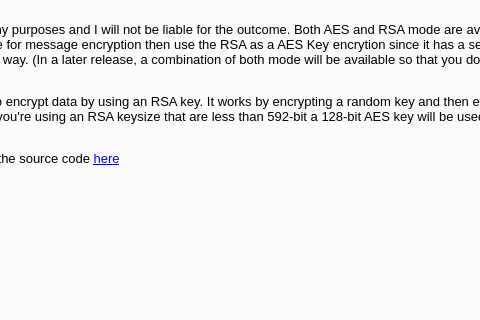
zhiyan114/SecureMessage, file src/TextSecure-QT/mainwindow.ui: the form before one commit; both pictures show x 204 to 684 and y 211 to 531 of the 855 by 641 pixel window.
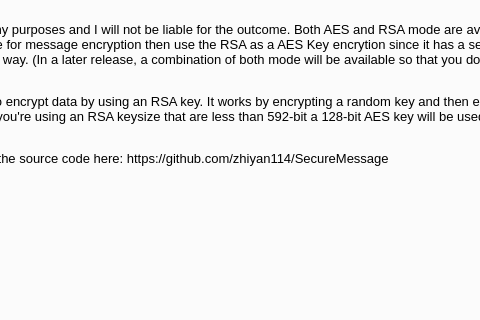
The form after the commit. The open tabs and pages were chosen to show the change.

```diff
--- a/src/TextSecure-QT/mainwindow.ui
+++ b/src/TextSecure-QT/mainwindow.ui
@@ -497,7 +497,7 @@
            <bool>false</bool>
           </property>
           <property name="text">
-           <string>&lt;html&gt;&lt;head/&gt;&lt;body&gt;&lt;p&gt;You may use the software for any purposes and I will not be liable for the outcome. Both AES and RSA mode are available. It is recommended to use AES mode for message encryption then use the RSA as a AES Key encrytion since it has a severe size limit and is not designed for that purpose either way. (In a later release, a combination of both mode will be available so that you do not need to store the AES Key and data seperately).&lt;/p&gt;&lt;p&gt;The AES/RSA is simply a way to encrypt data by using an RSA key. It works by encrypting a random key and then embed it with the data which is encrypted with AES. If you're using an RSA keysize that are less than 592-bit a 128-bit AES key will be used instead of 256-bit AES key.&lt;/p&gt;&lt;p&gt;&lt;span style=&quot; font-size:10pt;&quot;&gt;A software by &lt;/span&gt;&lt;span style=&quot; font-size:10pt; font-weight:600;&quot;&gt;zhiyan114&lt;/span&gt;&lt;span style=&quot; font-size:10pt;&quot;&gt;. View the source code &lt;/span&gt;&lt;a href=&quot;https://github.com/zhiyan114/SecureMessage&quot;&gt;&lt;span style=&quot; font-size:10pt; text-decoration: underline; color:#0000ff;&quot;&gt;here&lt;/span&gt;&lt;/a&gt;&lt;/p&gt;&lt;/body&gt;&lt;/html&gt;</string>
+           <string>&lt;html&gt;&lt;head/&gt;&lt;body&gt;&lt;p&gt;You may use the software for any purposes and I will not be liable for the outcome. Both AES and RSA mode are available. It is recommended to use AES mode for message encryption then use the RSA as a AES Key encrytion since it has a severe size limit and is not designed for that purpose either way. (In a later release, a combination of both mode will be available so that you do not need to store the AES Key and data seperately).&lt;/p&gt;&lt;p&gt;The AES/RSA is simply a way to encrypt data by using an RSA key. It works by encrypting a random key and then embed it with the data which is encrypted with AES. If you're using an RSA keysize that are less than 592-bit a 128-bit AES key will be used instead of 256-bit AES key.&lt;/p&gt;&lt;p&gt;A software by &lt;span style=&quot; font-weight:600;&quot;&gt;zhiyan114&lt;/span&gt;. View the source code here: https://github.com/zhiyan114/SecureMessage&lt;/p&gt;&lt;/body&gt;&lt;/html&gt;</string>
           </property>
           <property name="scaledContents">
            <bool>true</bool>
```
Left out of the diff: 3 changed lines with no effect on the pictures.
